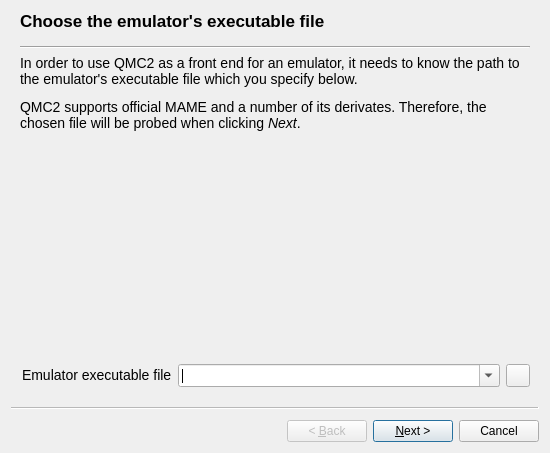
This is setupwizard.ui in qmc2/qmc2-mame-fe as Qt 5 draws it before an edit. The edited form follows.
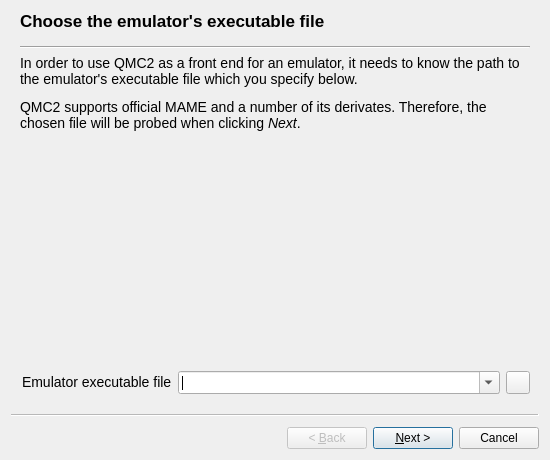
This is the edited form. Icons and pictures are not drawn.

Commit message: wip: supplemental to previous change

```diff
--- a/setupwizard.ui
+++ b/setupwizard.ui
@@ -7,13 +7,13 @@
     <x>0</x>
     <y>0</y>
     <width>550</width>
-    <height>453</height>
+    <height>460</height>
    </rect>
   </property>
   <property name="minimumSize">
    <size>
     <width>550</width>
-    <height>420</height>
+    <height>460</height>
    </size>
   </property>
   <property name="windowTitle">
```
The commit also changes 1 other file.
